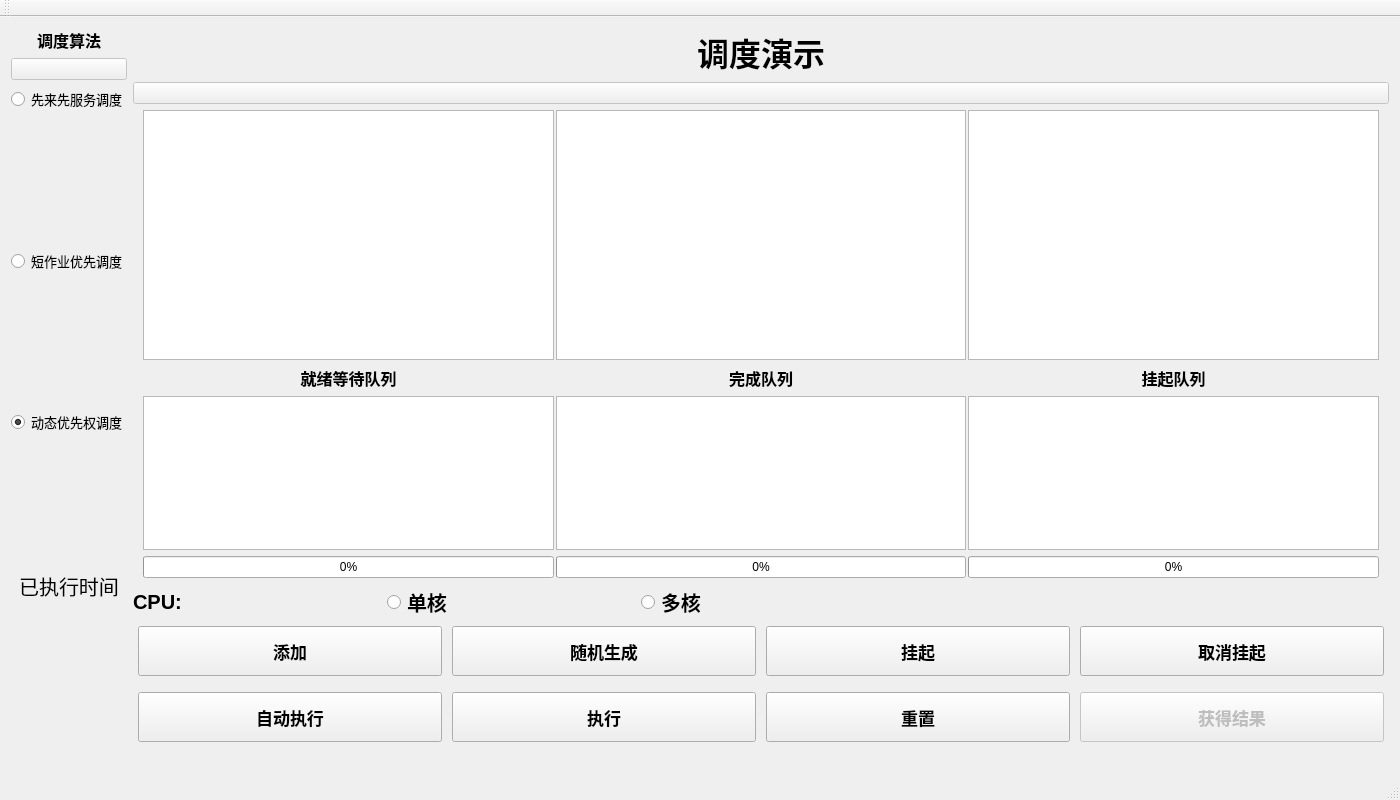
Above: osDispatch/mainwindow.ui from 1042588218/OStest before the change. Below: the same form after it.
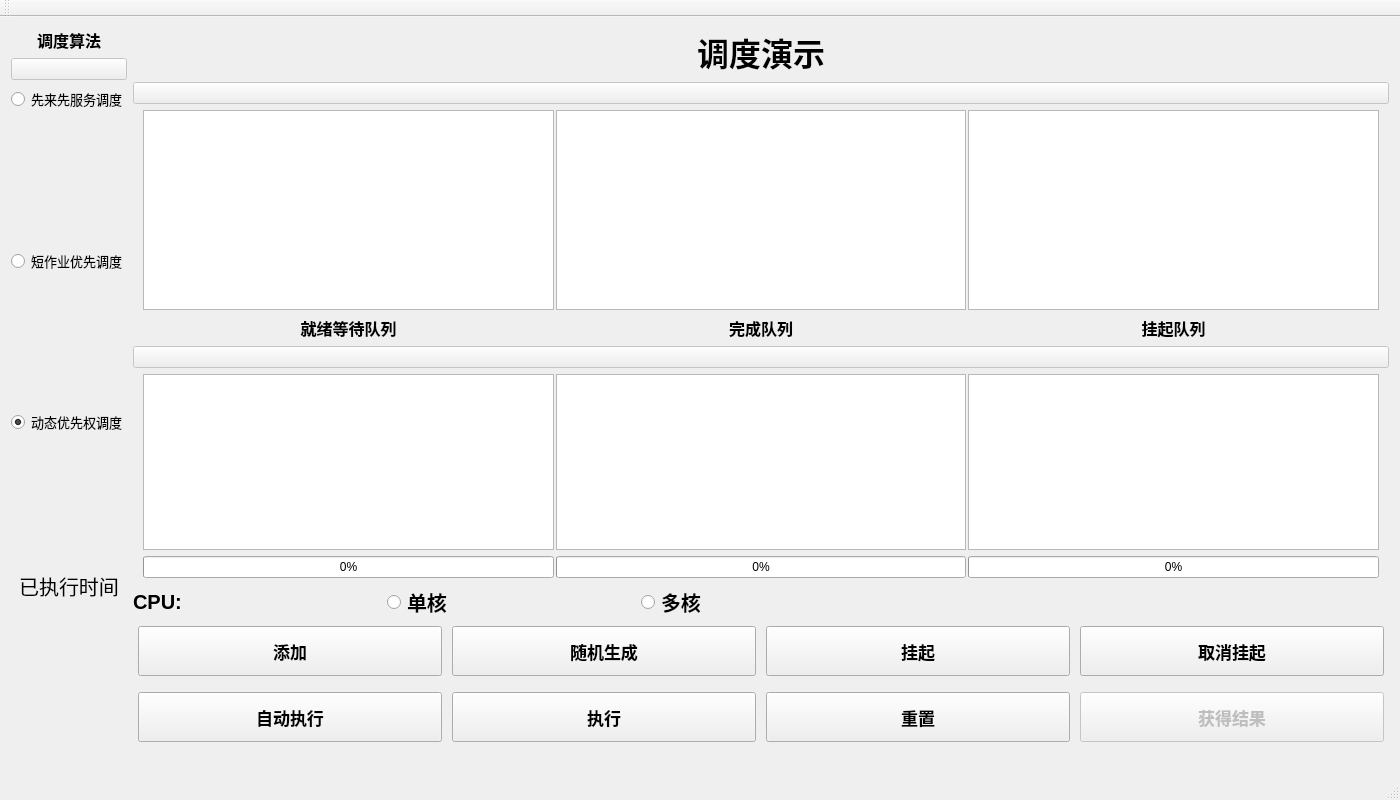
That is the form after the change.

```diff
--- a/osDispatch/mainwindow.ui
+++ b/osDispatch/mainwindow.ui
@@ -225,7 +225,7 @@
             <property name="minimumSize">
              <size>
               <width>0</width>
-              <height>250</height>
+              <height>200</height>
              </size>
             </property>
             <property name="verticalScrollBarPolicy">
@@ -290,7 +290,7 @@
             <property name="minimumSize">
              <size>
               <width>0</width>
-              <height>250</height>
+              <height>200</height>
              </size>
             </property>
             <property name="lineWidth">
@@ -331,7 +331,7 @@
             <property name="minimumSize">
              <size>
               <width>0</width>
-              <height>250</height>
+              <height>200</height>
              </size>
             </property>
            </widget>
@@ -361,6 +361,16 @@
         </item>
        </layout>
       </item>
+      <item>
+       <widget class="QPushButton" name="pushButton_2">
+        <property name="enabled">
+         <bool>false</bool>
+        </property>
+        <property name="text">
+         <string/>
+        </property>
+       </widget>
+      </item>
       <item>
        <layout class="QVBoxLayout" name="verticalLayout_6">
         <item>
```
